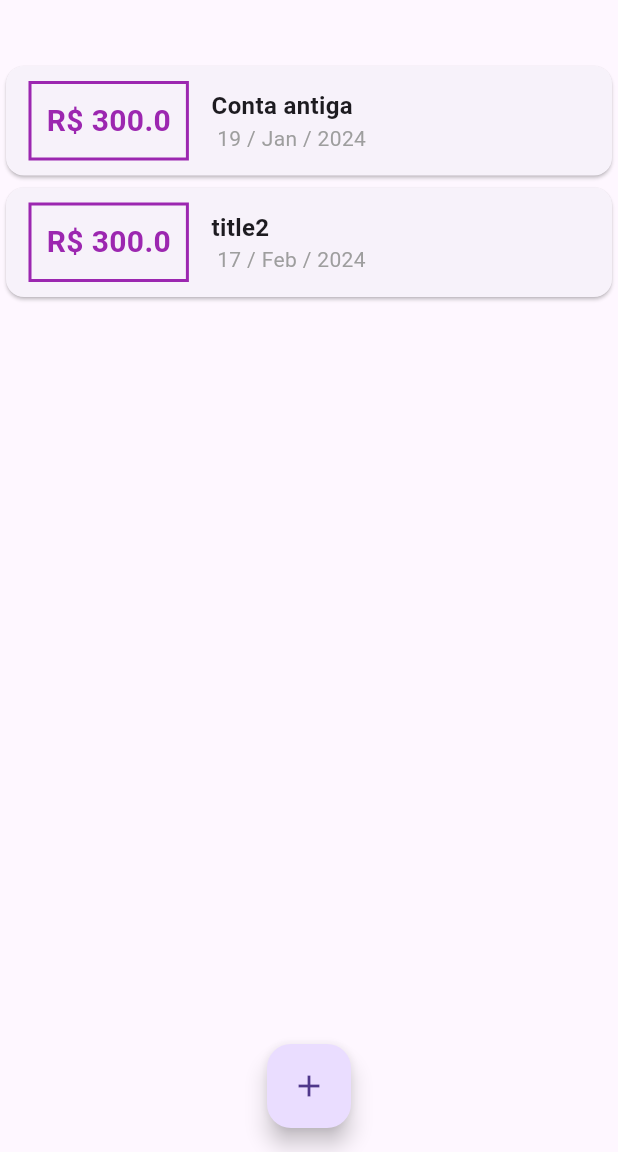
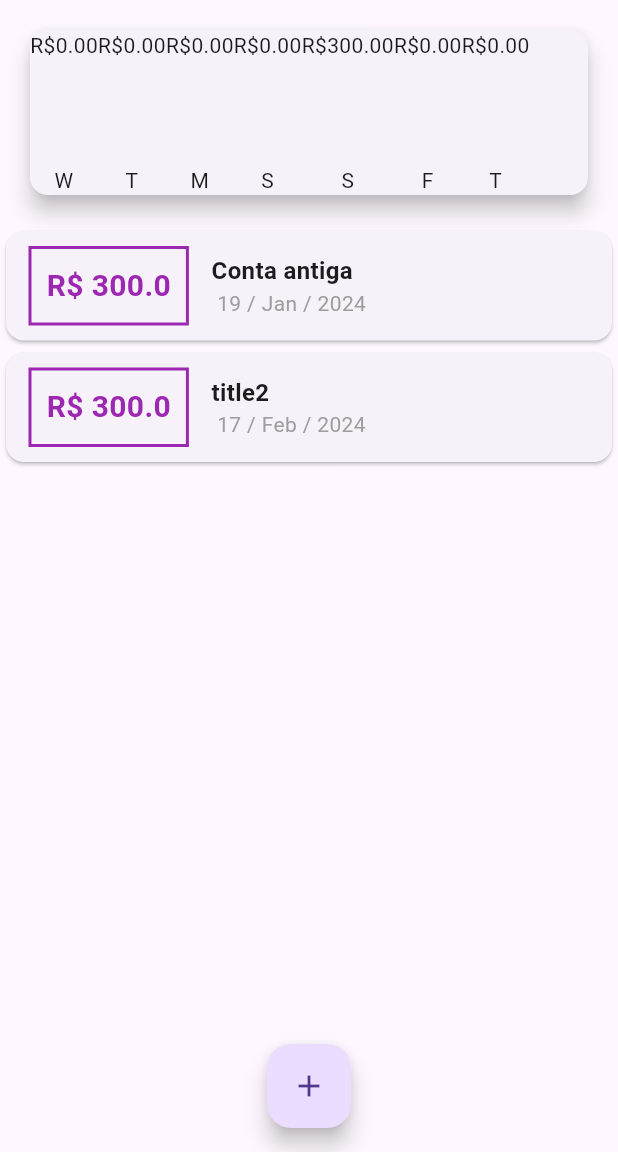
Before and after one commit to danillohss/flutter_expenses, a Flutter app: the screen it shows after launch, on a phone screen of 412 x 824 dp, the part 84-1236 px from its top. Run offline on Flutter 3.47's test engine with Material 3 defaults, Android fonts, the phone set to English and light mode, and no system bars.

Commit message:
Implementação do componente visual dos gastos, barra e porcentagem

```diff
--- a/lib/components/chart.dart
+++ b/lib/components/chart.dart
@@ -1,6 +1,7 @@
 import 'package:flutter/material.dart';
 import '../models/transaction.dart';
 import 'package:intl/intl.dart';
+import './chart_bar.dart';
 
 class Chart extends StatelessWidget {
   final List<Transaction> recentTransactions;
@@ -22,8 +23,6 @@ class Chart extends StatelessWidget {
           totalSum += recentTransactions[i].value;
         }
       }
-      print(DateFormat.E().format(weekDay)[0]);
-      print(totalSum);
       return {
         'day': DateFormat.E().format(weekDay)[0],
         'value': totalSum,
@@ -33,12 +32,17 @@ class Chart extends StatelessWidget {
 
   @override
   Widget build(BuildContext context) {
-    groupedTransactions;
-    return const Card(
+    return Card(
       elevation: 6,
       margin: EdgeInsets.all(20),
       child: Row(
-        children: <Widget>[],
+        children: groupedTransactions.map((tr) {
+          return ChartBar(
+            label: tr['day'] as String,
+            value: tr['value'] as double,
+            percentage: 0,
+          );
+        }).toList(),
       ),
     );
   }
--- /dev/null
+++ b/lib/components/chart_bar.dart
@@ -0,0 +1,31 @@
+import 'package:flutter/material.dart';
+
+class ChartBar extends StatelessWidget {
+  final String? label;
+  final double? value;
+  final double? percentage;
+
+  const ChartBar({
+    this.label,
+    this.value,
+    this.percentage,
+    Key? key,
+  }) : super(key: key);
+
+  @override
+  Widget build(BuildContext context) {
+    return Column(
+      children: [
+        Text('R\$${value!.toStringAsFixed(2)}'),
+        const SizedBox(height: 5),
+        const SizedBox(
+          height: 60,
+          width: 10,
+          child: null,
+        ),
+        const SizedBox(height: 5),
+        Text(label!),
+      ],
+    );
+  }
+}
```
